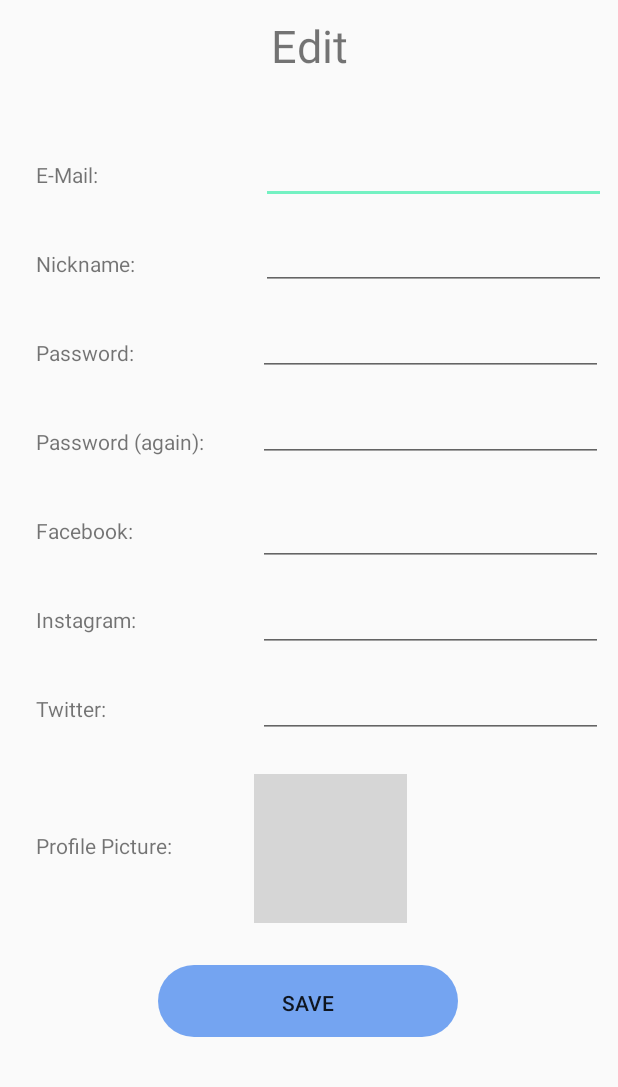
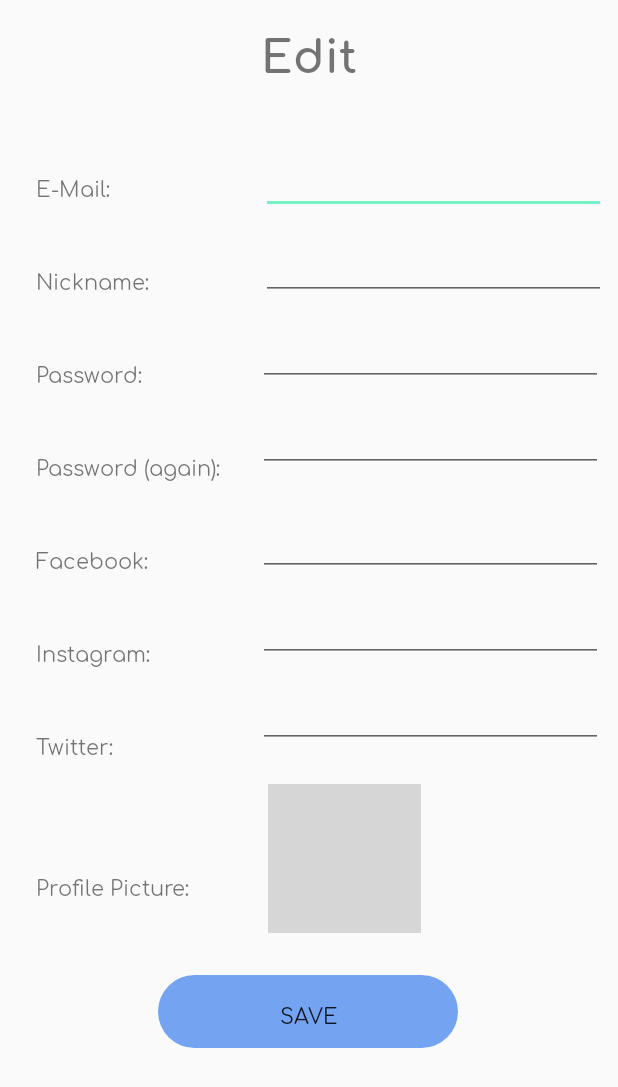
Before and after one commit to richardschaeffer96/PEM2018, an Android app: the EditProfile screen opened directly, with no data from a screen before it, on a phone screen of 412 x 824 dp. Shown: the top 1087 px of the screen. Run offline under Robolectric (Android 15) with nearby library versions, the phone set to English and light mode, and no system bars; our stand-ins replace Firebase (no records; nobody signed in at launch, a user with empty details on screens opened directly), Picasso; pictures from the network do not load; 7 statements that could not run were skipped; grey boxes are pictures that could not be loaded.

Commit message:
working on custom font #5

```diff
--- a/app/src/main/java/com/example/richa_000/sponnect/EditProfile.java
+++ b/app/src/main/java/com/example/richa_000/sponnect/EditProfile.java
@@ -8,6 +8,7 @@ import android.graphics.Paint;
 import android.graphics.PorterDuff;
 import android.graphics.PorterDuffXfermode;
 import android.graphics.Rect;
+import android.graphics.Typeface;
 import android.graphics.drawable.BitmapDrawable;
 import android.net.Uri;
 import android.provider.MediaStore;
@@ -17,8 +18,10 @@ import android.os.Bundle;
 import android.util.Log;
 import android.view.View;
 import android.webkit.MimeTypeMap;
+import android.widget.Button;
 import android.widget.EditText;
 import android.widget.ImageView;
+import android.widget.TextView;
 import android.widget.Toast;
 
 import com.google.android.gms.tasks.OnCompleteListener;
@@ -62,6 +65,10 @@ public class EditProfile extends AppCompatActivity {
     private StorageReference mStorageRef;
     private StorageTask mUploadTask;
 
+    private Typeface comfortaa_regular;
+    private Typeface comfortaa_bold;
+    private Typeface comfortaa_light;
+
     @Override
     protected void onCreate(Bundle savedInstanceState) {
         super.onCreate(savedInstanceState);
@@ -69,6 +76,32 @@ public class EditProfile extends AppCompatActivity {
 
         userID = getIntent().getStringExtra("id");
         me = (User) getIntent().getSerializableExtra("user");
+
+        comfortaa_regular = Typeface.createFromAsset(this.getAssets(), "Comfortaa-Regular.ttf");
+        comfortaa_bold = Typeface.createFromAsset(this.getAssets(), "Comfortaa-Bold.ttf");
+        comfortaa_light = Typeface.createFromAsset(this.getAssets(), "Comfortaa-Light.ttf");
+
+        TextView text_headline_signup = findViewById(R.id.text_editprofile);
+        TextView text_email = findViewById(R.id.text_email);
+        TextView text_nickname = findViewById(R.id.text_nickname);
+        TextView text_password = findViewById(R.id.text_password);
+        TextView text_password2 = findViewById(R.id.text_password2);
+        TextView text_facebook = findViewById(R.id.text_facebook);
+        TextView text_twitter = findViewById(R.id.text_twitter);
+        TextView text_instagram = findViewById(R.id.text_instagram);
+        TextView text_img = findViewById(R.id.text_img);
+        Button button_save = findViewById(R.id.button_save);
+
+        text_headline_signup.setTypeface(comfortaa_bold);
+        text_email.setTypeface(comfortaa_regular);
+        text_nickname.setTypeface(comfortaa_regular);
+        text_password.setTypeface(comfortaa_regular);
+        text_password2.setTypeface(comfortaa_regular);
+        text_facebook.setTypeface(comfortaa_regular);
+        text_twitter.setTypeface(comfortaa_regular);
+        text_instagram.setTypeface(comfortaa_regular);
+        text_img.setTypeface(comfortaa_regular);
+        button_save.setTypeface(comfortaa_regular);
 
         mStorageRef = FirebaseStorage.getInstance().getReference("uploads");
 
@@ -244,4 +277,6 @@ public class EditProfile extends AppCompatActivity {
 
     }
 
+
+
 }
--- a/app/src/main/res/layout/activity_edit_profile.xml
+++ b/app/src/main/res/layout/activity_edit_profile.xml
@@ -228,7 +228,7 @@
         <TextView
             android:id="@+id/text_img"
             android:layout_width="wrap_content"
-            android:layout_height="17dp"
+            android:layout_height="27dp"
             android:layout_marginStart="24dp"
             android:layout_marginLeft="24dp"
             android:layout_marginTop="72dp"
--- a/app/src/main/res/layout/activity_menu.xml
+++ b/app/src/main/res/layout/activity_menu.xml
@@ -29,7 +29,7 @@
     <android.support.v7.widget.RecyclerView
         android:id="@+id/recyclerview"
         android:layout_width="match_parent"
-        android:layout_height="515dp"
+        android:layout_height="0dp"
         android:layout_marginStart="10dp"
         android:layout_marginLeft="10dp"
         android:layout_marginTop="10dp"
```
Also changed, not shown: app/src/main/java/com/example/richa_000/sponnect/GuideActivity.java (+25 -0 lines), app/src/main/java/com/example/richa_000/sponnect/ParticipantsAdapter.java (+9 -0 lines), app/src/main/java/com/example/richa_000/sponnect/SpotInterface.java (+30 -6 lines).
